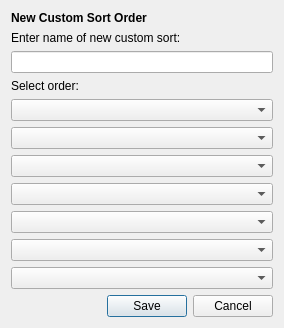
First picture: the form in AcuitySTAR/src/gui/customsort.ui, repository elijah-ward/Vega, before the edit.
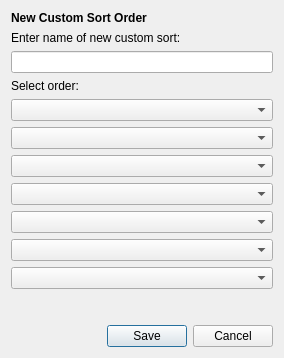
Second picture: the form after the edit. Icons and pictures are not drawn.

Commit message: Changed the main window name to Vega Galaxy

Patch:
```diff
--- a/AcuitySTAR/src/gui/customsort.ui
+++ b/AcuitySTAR/src/gui/customsort.ui
@@ -7,7 +7,7 @@
     <x>0</x>
     <y>0</y>
     <width>284</width>
-    <height>312</height>
+    <height>358</height>
    </rect>
   </property>
   <property name="windowTitle">
```
Left out of the diff: 2 changed lines with no effect on the pictures. The commit also changes 3 other files.
